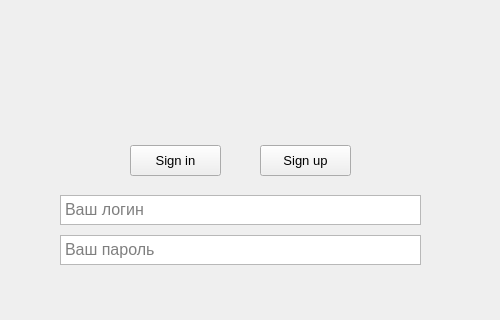
Before: the Qt Designer form layout/enter.ui in AlbatovK/PyChat, drawn with Qt 5; both pictures show x 0 to 500 and y 95 to 415 of the 500 by 541 pixel window.
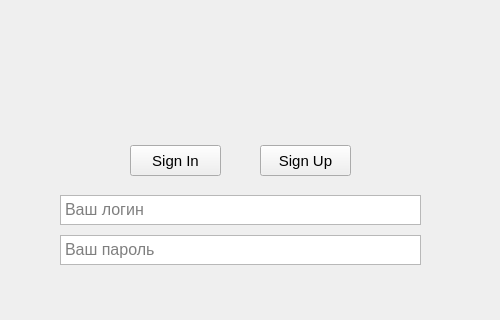
After: the same form once the commit is applied.

```diff
--- a/layout/enter.ui
+++ b/layout/enter.ui
@@ -10,6 +10,12 @@
     <height>541</height>
    </rect>
   </property>
+  <property name="font">
+   <font>
+    <family>Arial</family>
+    <pointsize>10</pointsize>
+   </font>
+  </property>
   <property name="windowTitle">
    <string>Регистрация | Вход</string>
   </property>
@@ -121,14 +127,14 @@
     </property>
     <property name="font">
      <font>
-      <pointsize>10</pointsize>
+      <pointsize>11</pointsize>
      </font>
     </property>
     <property name="inputMethodHints">
      <set>Qt::ImhNone</set>
     </property>
     <property name="text">
-     <string>Sign in</string>
+     <string>Sign In</string>
     </property>
    </widget>
    <widget class="QPushButton" name="sign_up_btn">
@@ -142,14 +148,14 @@
     </property>
     <property name="font">
      <font>
-      <pointsize>10</pointsize>
+      <pointsize>11</pointsize>
      </font>
     </property>
     <property name="inputMethodHints">
      <set>Qt::ImhNone</set>
     </property>
     <property name="text">
-     <string>Sign up</string>
+     <string>Sign Up</string>
     </property>
    </widget>
    <widget class="QLabel" name="error_label">
```
Left out of the diff: 25 changed lines with no effect on the pictures.
